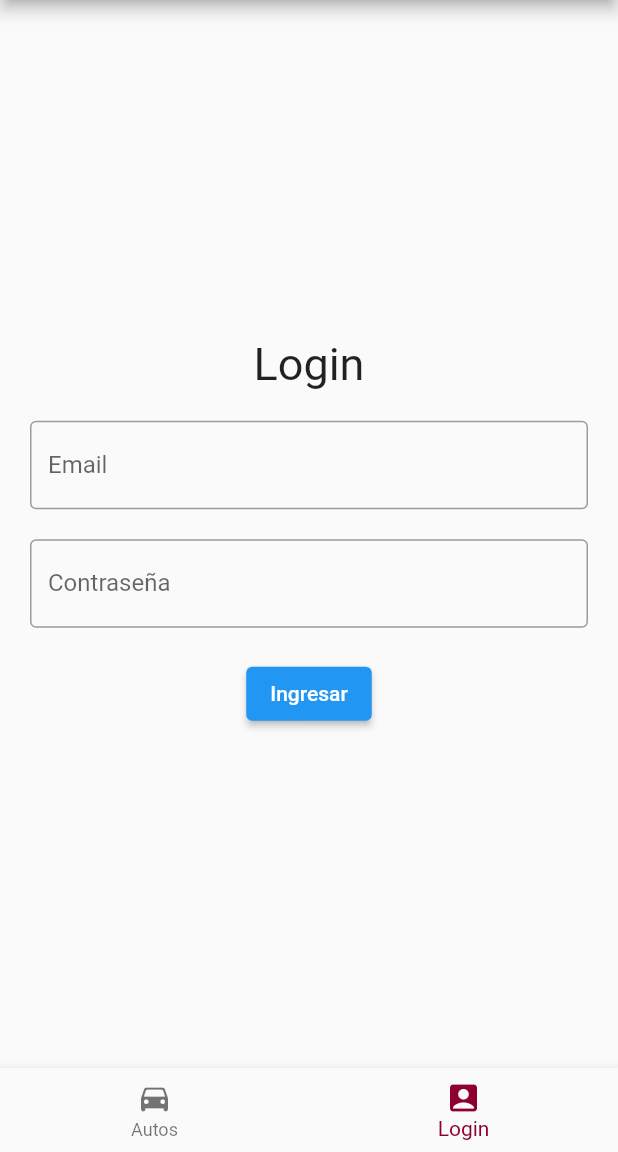
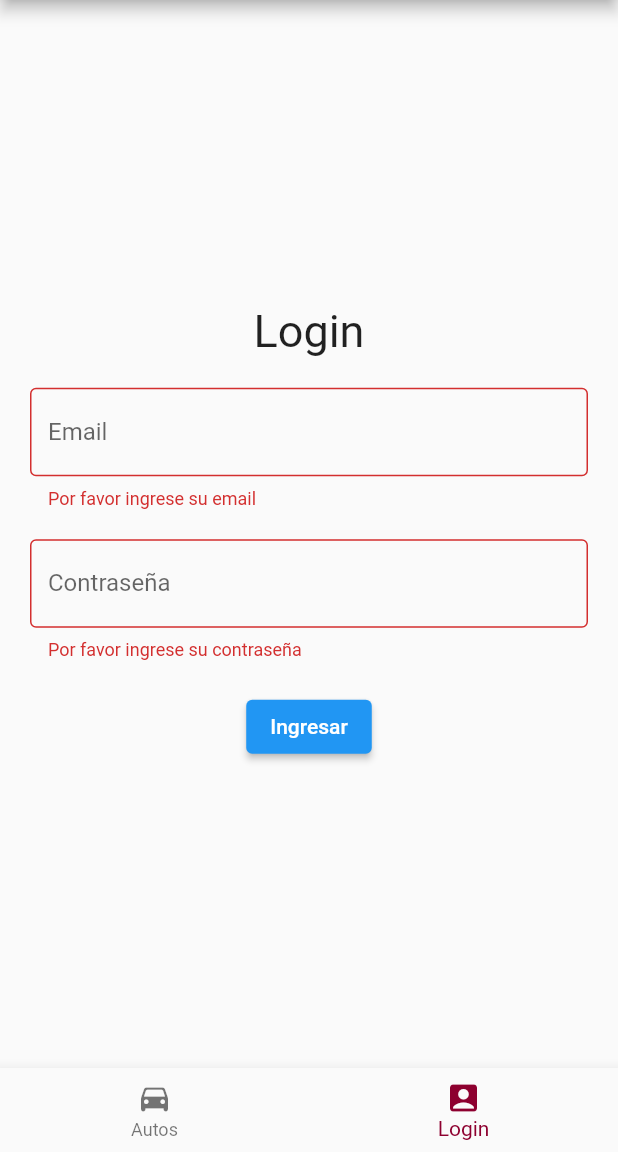
Before and after one commit to Javier4le/mobile-app, a Flutter app: the screen it shows after launch, item 2 of the bottom bar chosen, after a tap on "Ingresar", on a phone screen of 412 x 824 dp, the part 84-1236 px from its top. Run offline on Flutter 3.47's test engine with Material 2 defaults, Android fonts, the phone set to English and light mode, and no system bars; network calls fail.

Commit message:
add login validation

```diff
--- a/dam_c2_cliente/lib/pages/login_screen.dart
+++ b/dam_c2_cliente/lib/pages/login_screen.dart
@@ -1,3 +1,4 @@
+import 'package:dam_c2_cliente/pages/home.dart';
 import 'package:flutter/material.dart';
 
 class LoginScreen extends StatefulWidget {
@@ -8,6 +9,9 @@ class LoginScreen extends StatefulWidget {
 }
 
 class _LoginScreenState extends State<LoginScreen> {
+  final emailRegEx = RegExp(r'^[a-zA-Z0-9.]+@[a-zA-Z0-9]+\.[a-zA-Z]+');
+  final formKey = GlobalKey<FormState>();
+
   @override
   Widget build(BuildContext context) {
     return Scaffold(
@@ -15,6 +19,8 @@ class _LoginScreenState extends State<LoginScreen> {
       //   title: const Text('Login'),
       // ),
       body: Center(
+          child: Form(
+        key: formKey,
         child: Container(
           padding: const EdgeInsets.all(20),
           child: Column(
@@ -27,33 +33,57 @@ class _LoginScreenState extends State<LoginScreen> {
               const SizedBox(
                 height: 20,
               ),
-            TextField(
+              TextFormField(
+                obscureText: true,
                 keyboardType: TextInputType.emailAddress,
                 decoration: const InputDecoration(
                   border: OutlineInputBorder(),
                   labelText: 'Email',
                   hintText: 'Ingrese su email',
                 ),
+                validator: (value) {
+                  if (value == null || value.isEmpty) {
+                    return 'Por favor ingrese su email';
+                  }
+                  if (!emailRegEx.hasMatch(value)) {
+                    return 'Por favor ingrese un email válido';
+                  }
+                  return null;
+                },
               ),
               const SizedBox(
                 height: 20,
               ),
-            TextField(
+              TextFormField(
                 obscureText: true,
                 decoration: const InputDecoration(
                   border: OutlineInputBorder(),
                   labelText: 'Contraseña',
                   hintText: 'Ingrese su contraseña',
                 ),
+                validator: (value) {
+                  if (value == null || value.isEmpty) {
+                    return 'Por favor ingrese su contraseña';
+                  }
+                  return null;
+                },
               ),
               const SizedBox(
                 height: 20,
               ),
               ElevatedButton(
-              onPressed: () {},
                 child: const Text('Ingresar'),
+                onPressed: () {
+                  if (formKey.currentState!.validate()) {
+                    ScaffoldMessenger.of(context).showSnackBar(
+                        const SnackBar(content: Text('Procesando datos')));
+                    Navigator.push(context,
+                        MaterialPageRoute(builder: (context) => Home()));
+                  }
+                },
               ),
             ],
+          ),
         ),
       )),
     );
```
Also changed, not shown: dam_c2_cliente/lib/pages/form_screen.dart (+37 -10 lines). Lines whose indentation alone changed are shown as unchanged.
